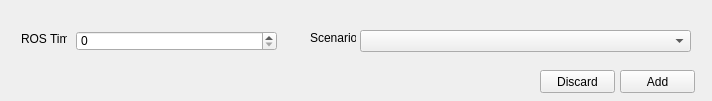
First picture: the form in pages/UIs/scenario.ui, repository mojtaba1989/ads_app, before the edit.
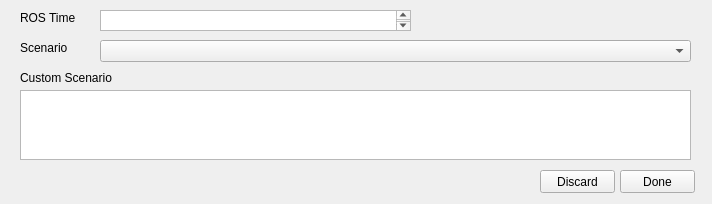
Second picture: the form after the edit.

```diff
--- a/pages/UIs/scenario.ui
+++ b/pages/UIs/scenario.ui
@@ -7,28 +7,18 @@
     <x>0</x>
     <y>0</y>
     <width>712</width>
-    <height>101</height>
+    <height>204</height>
    </rect>
   </property>
   <property name="windowTitle">
    <string>Add/Edit Scenario</string>
   </property>
-  <widget class="QSpinBox" name="time">
-   <property name="geometry">
-    <rect>
-     <x>76</x>
-     <y>31</y>
-     <width>201</width>
-     <height>20</height>
-    </rect>
-   </property>
-  </widget>
   <widget class="QLabel" name="label">
    <property name="geometry">
     <rect>
-     <x>21</x>
-     <y>31</y>
-     <width>46</width>
+     <x>20</x>
+     <y>10</y>
+     <width>71</width>
      <height>16</height>
     </rect>
    </property>
@@ -39,9 +29,9 @@
   <widget class="QComboBox" name="scenario">
    <property name="geometry">
     <rect>
-     <x>360</x>
-     <y>30</y>
-     <width>331</width>
+     <x>100</x>
+     <y>40</y>
+     <width>591</width>
      <height>22</height>
     </rect>
    </property>
@@ -49,9 +39,9 @@
   <widget class="QLabel" name="label_2">
    <property name="geometry">
     <rect>
-     <x>310</x>
-     <y>30</y>
-     <width>46</width>
+     <x>20</x>
+     <y>40</y>
+     <width>61</width>
      <height>16</height>
     </rect>
    </property>
@@ -63,20 +53,20 @@
    <property name="geometry">
     <rect>
      <x>620</x>
-     <y>70</y>
+     <y>170</y>
      <width>75</width>
      <height>23</height>
     </rect>
    </property>
    <property name="text">
-    <string>Add</string>
+    <string>Done</string>
    </property>
   </widget>
   <widget class="QPushButton" name="discardB">
    <property name="geometry">
     <rect>
      <x>540</x>
-     <y>70</y>
+     <y>170</y>
      <width>75</width>
      <height>23</height>
     </rect>
@@ -85,6 +75,39 @@
     <string>Discard</string>
    </property>
   </widget>
+  <widget class="QPlainTextEdit" name="time">
+   <property name="geometry">
+    <rect>
+     <x>100</x>
+     <y>10</y>
+     <width>311</width>
+     <height>21</height>
+    </rect>
+   </property>
+  </widget>
+  <widget class="QLabel" name="label_3">
+   <property name="geometry">
+    <rect>
+     <x>20</x>
+     <y>70</y>
+     <width>121</width>
+     <height>16</height>
+    </rect>
+   </property>
+   <property name="text">
+    <string>Custom Scenario</string>
+   </property>
+  </widget>
+  <widget class="QPlainTextEdit" name="customScen">
+   <property name="geometry">
+    <rect>
+     <x>20</x>
+     <y>90</y>
+     <width>671</width>
+     <height>70</height>
+    </rect>
+   </property>
+  </widget>
  </widget>
  <resources/>
  <connections/>
```
